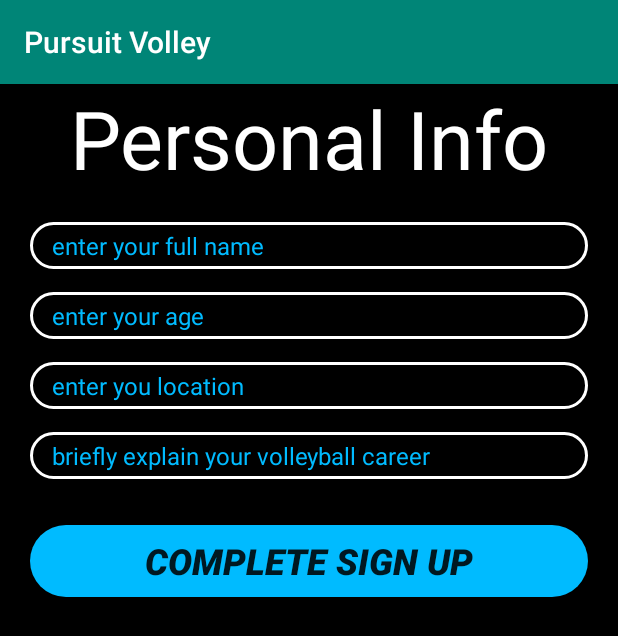
After one commit to BZEEE/PursuitVolley_Android_App, an Android app: the CoachInfoEntry screen opened directly, with no data from a screen before it, on a phone screen of 412 x 824 dp. The commit adds this screen. Shown: the top 636 px of the screen. Run offline under Robolectric (Android 15) with nearby library versions, the phone set to English and light mode, and no system bars; our stand-ins replace Firebase (no records; nobody signed in at launch, a user with empty details on screens opened directly).

Commit message:
WIP, adding coach connections to firestore in firebase

```diff
--- a/app/src/main/AndroidManifest.xml
+++ b/app/src/main/AndroidManifest.xml
@@ -12,6 +12,7 @@
         android:roundIcon="@mipmap/ic_launcher_round"
         android:supportsRtl="true"
         android:theme="@style/AppTheme">
+        <activity android:name=".CoachInfoEntry"></activity>
         <activity android:name=".CoachProfileActivity" />
         <activity android:name=".PlayerLoginActivity" />
         <activity android:name=".CoachLoginActivity" />
--- /dev/null
+++ b/app/src/main/java/com/beazle/pursuitvolley/CoachInfoEntry.java
@@ -0,0 +1,128 @@
+package com.beazle.pursuitvolley;
+
+import androidx.annotation.NonNull;
+import androidx.appcompat.app.AppCompatActivity;
+
+import android.content.Intent;
+import android.os.Bundle;
+import android.util.Log;
+import android.view.View;
+import android.widget.Button;
+import android.widget.EditText;
+
+import com.google.android.gms.tasks.OnFailureListener;
+import com.google.android.gms.tasks.OnSuccessListener;
+import com.google.firebase.auth.FirebaseAuth;
+import com.google.firebase.firestore.DocumentReference;
+import com.google.firebase.firestore.FirebaseFirestore;
+
+public class CoachInfoEntry extends AppCompatActivity {
+
+    private FirebaseFirestore mFirestore;
+    private FirebaseAuth mAuth;
+
+    private EditText fullnameEditText;
+    private EditText ageEditText;
+    private EditText locationEditText;
+    private EditText bioEditText;
+    private Button enterCoachInfoButton;
+
+    @Override
+    protected void onCreate(Bundle savedInstanceState) {
+        super.onCreate(savedInstanceState);
+        setContentView(R.layout.activity_coach_info_entry);
+
+        mAuth = FirebaseAuth.getInstance();
+
+        fullnameEditText = findViewById(R.id.coachInfoEntryNameEditBox);
+        ageEditText = findViewById(R.id.coachInfoEntryAgeEditBox);
+        locationEditText = findViewById(R.id.coachInfoEntryLocationEditBox);
+        bioEditText = findViewById(R.id.coachInfoEntryBioEditBox);
+        enterCoachInfoButton = findViewById(R.id.coachInfoEntryButton);
+        enterCoachInfoButton.setOnClickListener(new View.OnClickListener() {
+            @Override
+            public void onClick(View v) {
+                WriteCoachInfoToFirestore();
+                GoToCoachUserProfile();
+            }
+        });
+    }
+
+    private void GoToCoachUserProfile() {
+        startActivity(new Intent(this, CoachProfileActivity.class));
+    }
+
+    private void WriteCoachInfoToFirestore() {
+        String fullname = fullnameEditText.getText().toString();
+        String age = ageEditText.getText().toString();
+        String location = locationEditText.getText().toString();
+        String bio = bioEditText.getText().toString();
+
+        DocumentReference coachesRef = mFirestore.collection("coaches").document(mAuth.getCurrentUser().getUid());
+
+        // handle exception and edge cases
+        // write data to all fields of the coach's firestore document
+        coachesRef
+                .update("fullname", fullname)
+                .addOnSuccessListener(new OnSuccessListener<Void>() {
+                    @Override
+                    public void onSuccess(Void aVoid) {
+                        // document successfully update
+                    }
+                })
+                .addOnFailureListener(new OnFailureListener() {
+                    @Override
+                    public void onFailure(@NonNull Exception e) {
+                        // document not successfully updated
+                    }
+                });
+
+        coachesRef
+                .update("age", age)
+                .addOnSuccessListener(new OnSuccessListener<Void>() {
+                    @Override
+                    public void onSuccess(Void aVoid) {
+                        // document successfully update
+                    }
+                })
+                .addOnFailureListener(new OnFailureListener() {
+                    @Override
+                    public void onFailure(@NonNull Exception e) {
+                        // document not successfully updated
+                    }
+                });
+
+        coachesRef
+                .update("location", location)
+                .addOnSuccessListener(new OnSuccessListener<Void>() {
+                    @Override
+                    public void onSuccess(Void aVoid) {
+                        // document successfully update
+                    }
+                })
+                .addOnFailureListener(new OnFailureListener() {
+                    @Override
+                    public void onFailure(@NonNull Exception e) {
+                        // document not successfully updated
+                    }
+                });
+
+        coachesRef
+                .update("bio", bio)
+                .addOnSuccessListener(new OnSuccessListener<Void>() {
+                    @Override
+                    public void onSuccess(Void aVoid) {
+                        // document successfully update
+                    }
+                })
+                .addOnFailureListener(new OnFailureListener() {
+                    @Override
+                    public void onFailure(@NonNull Exception e) {
+                        // document not successfully updated
+                    }
+                });
+
+    }
+
+
+}
--- a/app/src/main/java/com/beazle/pursuitvolley/PlayerLoginActivity.java
+++ b/app/src/main/java/com/beazle/pursuitvolley/PlayerLoginActivity.java
@@ -46,8 +46,7 @@ public class PlayerLoginActivity extends AppCompatActivity {
 
         providers = Arrays.asList(
                 new AuthUI.IdpConfig.GoogleBuilder().build(),
-                new AuthUI.IdpConfig.FacebookBuilder().build(),
-                new AuthUI.IdpConfig.TwitterBuilder().build()
+                new AuthUI.IdpConfig.FacebookBuilder().build()
         );
 
         ShowSignInOptions();
--- /dev/null
+++ b/app/src/main/res/layout/activity_coach_info_entry.xml
@@ -0,0 +1,83 @@
+<?xml version="1.0" encoding="utf-8"?>
+<RelativeLayout xmlns:android="http://schemas.android.com/apk/res/android"
+    xmlns:app="http://schemas.android.com/apk/res-auto"
+    xmlns:tools="http://schemas.android.com/tools"
+    android:layout_width="match_parent"
+    android:layout_height="match_parent"
+    android:background="@color/black"
+    android:paddingLeft="20dp"
+    android:paddingRight="20dp"
+    tools:context=".CoachInfoEntry">
+
+    <TextView
+        android:id="@+id/coachInfoEntryTitle"
+        android:text="@string/coach_info_entry_title_text"
+        android:textSize="54sp"
+        android:layout_marginBottom="20dp"
+        android:gravity="center"
+        android:layout_alignParentTop="true"
+        android:textColor="@color/white"
+        android:layout_width="match_parent"
+        android:layout_height="wrap_content" />
+
+
+    <EditText
+        android:id="@+id/coachInfoEntryNameEditBox"
+        android:background="@drawable/circle_background"
+        android:hint="@string/coach_info_entry_name_text"
+        android:textColor="@color/white"
+        android:textColorHint="@color/aquaBlue"
+        android:layout_marginBottom="15dp"
+        android:layout_below="@id/coachInfoEntryTitle"
+        android:textSize="16sp"
+        android:layout_width="match_parent"
+        android:layout_height="wrap_content" />
+
+    <EditText
+        android:id="@+id/coachInfoEntryAgeEditBox"
+        android:background="@drawable/circle_background"
+        android:hint="@string/coach_info_entry_age_text"
+        android:textColorHint="@color/aquaBlue"
+        android:layout_below="@+id/coachInfoEntryNameEditBox"
+        android:layout_marginBottom="15dp"
+        android:textColor="@color/white"
+        android:textSize="16sp"
+        android:layout_width="match_parent"
+        android:layout_height="wrap_content" />
+
+    <EditText
+        android:id="@+id/coachInfoEntryLocationEditBox"
+        android:background="@drawable/circle_background"
+        android:hint="@string/coach_info_entry_location_text"
+        android:textColorHint="@color/aquaBlue"
+        android:layout_below="@+id/coachInfoEntryAgeEditBox"
+        android:layout_marginBottom="15dp"
+        android:textColor="@color/white"
+        android:textSize="16sp"
+        android:layout_width="match_parent"
+        android:layout_height="wrap_content" />
+
+    <EditText
+        android:id="@+id/coachInfoEntryBioEditBox"
+        android:background="@drawable/circle_background"
+        android:hint="@string/coach_info_entry_bio_text"
+        android:layout_below="@+id/coachInfoEntryLocationEditBox"
+        android:layout_marginBottom="15dp"
+        android:textColorHint="@color/aquaBlue"
+        android:textColor="@color/white"
+        android:textSize="16sp"
+        android:layout_width="match_parent"
+        android:layout_height="wrap_content" />
+
+    <Button
+        android:id="@+id/coachInfoEntryButton"
+        android:layout_width="match_parent"
+        android:layout_height="wrap_content"
+        android:layout_marginTop="15dp"
+        android:textStyle="bold|italic"
+        android:layout_below="@id/coachInfoEntryBioEditBox"
+        android:textSize="24sp"
+        android:text="@string/coach_info_entry_button_text"
+        android:background="@drawable/rounded_corners_blue_background"/>
+
+</RelativeLayout>
--- a/app/src/main/res/layout/activity_main.xml
+++ b/app/src/main/res/layout/activity_main.xml
@@ -30,7 +30,7 @@
         android:layout_width="match_parent"
         android:layout_height="wrap_content"
         android:gravity="center"
-        android:layout_marginTop="100dp"
+        android:layout_marginTop="50dp"
         android:layout_marginBottom="15dp"
         android:textSize="28sp"
         android:textStyle="bold|italic"
--- a/app/src/main/res/values/strings.xml
+++ b/app/src/main/res/values/strings.xml
@@ -46,4 +46,12 @@
     <string name="coach_current_institution_number_text">institution_number </string>
     <string name="coach_current_transit_number">transit number </string>
     <string name="coach_current_account_number">account number</string>
+
+    <!--Coach Info Entry Activity-->
+    <string name="coach_info_entry_title_text">Personal Info</string>
+    <string name="coach_info_entry_name_text">enter your full name</string>
+    <string name="coach_info_entry_age_text">enter your age</string>
+    <string name="coach_info_entry_location_text">enter you location</string>
+    <string name="coach_info_entry_bio_text">briefly explain your volleyball career</string>
+    <string name="coach_info_entry_button_text">complete sign up</string>
 </resources>
```
Also changed, not shown: app/src/main/java/com/beazle/pursuitvolley/CoachLoginActivity.java (+19 -1 lines), app/src/main/java/com/beazle/pursuitvolley/MainActivity.java (+17 -17 lines), app/src/main/res/layout/activity_player_login.xml (+4 -3 lines), app/src/main/res/layout/fragment_bio.xml (+12 -12 lines), 1 other file.
